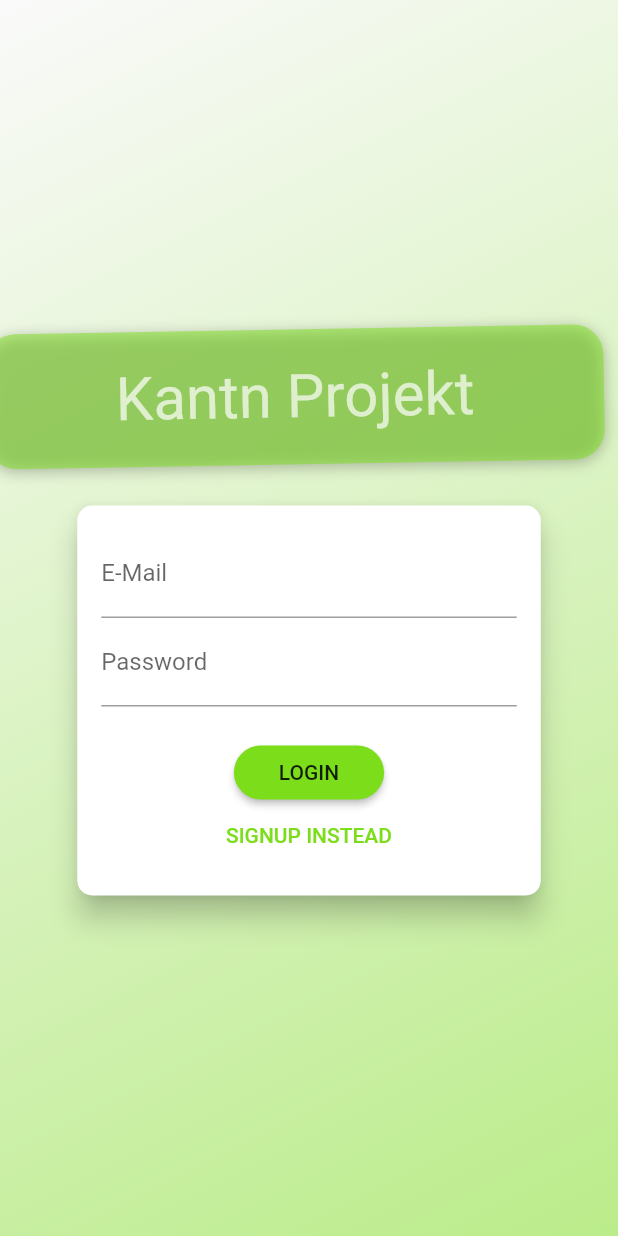
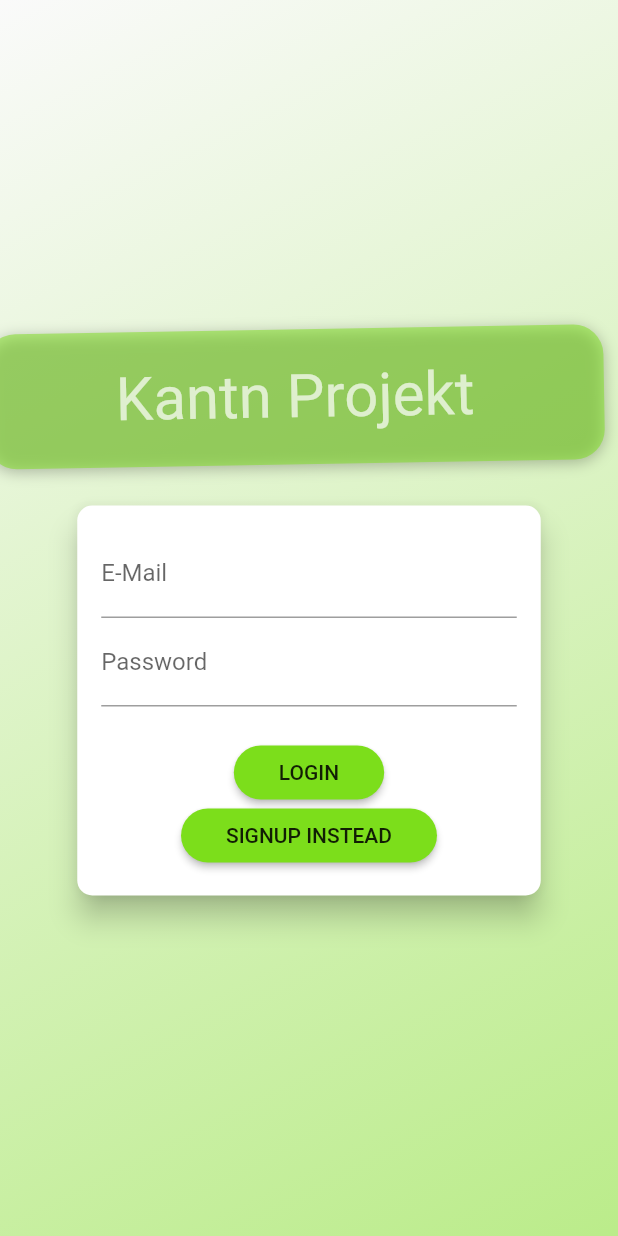
Before and after one commit to JoelGotsch/kantnprojekt, a Flutter app: the screen it shows after launch, on a phone screen of 412 x 824 dp. Run offline on Flutter 3.47's test engine with Material 2 defaults, Android fonts, the phone set to English and light mode, and no system bars; drawn by our look-alikes of pull_to_refresh; our stand-ins replace carousel_slider, dropdown_search, flutter_datetime_picker, font_awesome_flutter, shared_preferences, syncfusion_flutter_charts; Roboto replaces fonts that are missing (Anton).

```diff
--- a/lib/providers/challenge.dart
+++ b/lib/providers/challenge.dart
@@ -115,7 +115,6 @@ class ChallengeUser {
   Map<String, dynamic> toJson({int level = 0}) {
     // level 0: all, level 1: hash-compatible, level 2: headers (hash, latest_edit)
     Map<String, dynamic> helper = {};
-    Map<String, dynamic> returnMap = {};
 
     userWorkouts.forEach((key, value) {
       helper[key] = value.toJson();
--- a/lib/providers/challenges.dart
+++ b/lib/providers/challenges.dart
@@ -9,7 +9,6 @@ import 'package:shared_preferences/shared_preferences.dart';
 // import 'dart:collection'; // for linked hashmaps
 
 import '../misc/global_data.dart';
-import '../misc/functions.dart' as funcs;
 import 'challenge.dart';
 
 class Challenges with ChangeNotifier {
--- a/lib/providers/users.dart
+++ b/lib/providers/users.dart
@@ -1,6 +1,6 @@
 // contains all the workout data of users that participate in challenges with us
-import '../misc/functions.dart';
+// import '../misc/functions.dart';
 
-import 'workouts.dart';
+// import 'workouts.dart';
 
 //an option for later: store all the information of friends etc offline (workouts, username,..)
--- a/lib/providers/workout.dart
+++ b/lib/providers/workout.dart
@@ -1,12 +1,10 @@
 // import 'dart:ffi';
 import 'dart:convert';
-import 'dart:math';
 // import 'dart:html';
 // import 'dart:math' as math;
 import 'package:flutter/foundation.dart';
 
 import '../misc/functions.dart';
-import '../misc/exercise.dart';
 
 class Action {
   String actionId;
--- a/lib/views/auth_screen.dart
+++ b/lib/views/auth_screen.dart
@@ -116,7 +116,7 @@ class _AuthCardState extends State<AuthCard> {
         title: Text('An Error Occurred!'),
         content: Text(message),
         actions: <Widget>[
-          FlatButton(
+          TextButton(
             child: Text('Okay'),
             onPressed: () {
               Navigator.of(ctx).pop();
@@ -255,22 +255,34 @@ class _AuthCardState extends State<AuthCard> {
                 if (_isLoading)
                   CircularProgressIndicator()
                 else
-                  RaisedButton(
-                    child: Text(_authMode == AuthMode.Login ? 'LOGIN' : 'SIGN UP'),
+                  ElevatedButton(
                     onPressed: _submit,
-                    shape: RoundedRectangleBorder(
-                      borderRadius: BorderRadius.circular(30),
+                    style: ElevatedButton.styleFrom(
+                      primary: Theme.of(context).accentColor,
+                      padding: EdgeInsets.symmetric(horizontal: 30.0, vertical: 8.0),
+                      shape: new RoundedRectangleBorder(
+                        borderRadius: new BorderRadius.circular(30.0),
+                      ),
                     ),
-                    padding: EdgeInsets.symmetric(horizontal: 30.0, vertical: 8.0),
-                    color: Theme.of(context).primaryColor,
-                    textColor: Theme.of(context).primaryTextTheme.button.color,
+                    child: Text(
+                      _authMode == AuthMode.Login ? 'LOGIN' : 'SIGN UP',
+                      style: TextStyle(color: Theme.of(context).primaryTextTheme.button.color),
+                    ),
                   ),
-                FlatButton(
-                  child: Text('${_authMode == AuthMode.Login ? 'SIGNUP' : 'LOGIN'} INSTEAD'),
+                ElevatedButton(
                   onPressed: _switchAuthMode,
-                  padding: EdgeInsets.symmetric(horizontal: 30.0, vertical: 4),
-                  materialTapTargetSize: MaterialTapTargetSize.shrinkWrap,
-                  textColor: Theme.of(context).primaryColor,
+                  style: ElevatedButton.styleFrom(
+                    primary: Theme.of(context).accentColor,
+                    padding: EdgeInsets.symmetric(horizontal: 30.0, vertical: 4.0),
+                    tapTargetSize: MaterialTapTargetSize.shrinkWrap,
+                    shape: new RoundedRectangleBorder(
+                      borderRadius: new BorderRadius.circular(30.0),
+                    ),
+                  ),
+                  child: Text(
+                    '${_authMode == AuthMode.Login ? 'SIGNUP' : 'LOGIN'} INSTEAD',
+                    style: TextStyle(color: Theme.of(context).primaryTextTheme.button.color),
+                  ),
                 ),
               ],
             ),
--- a/lib/widgets/challenge_item.dart
+++ b/lib/widgets/challenge_item.dart
@@ -1,5 +1,4 @@
 import 'package:flutter/material.dart';
-import 'package:intl/intl.dart';
 import 'package:kantnprojekt/views/challenge_details.dart';
 
 import '../providers/challenge.dart' as ch;
```
Also changed, not shown: lib/providers/exercises.dart (+54 -36 lines), lib/views/challenge_new.dart (+12 -10 lines), lib/views/exercise_view.dart (+20 -1 lines), lib/widgets/exercise_item.dart (+29 -13 lines), lib/widgets/workout_item.dart (+7 -7 lines), pubspec.lock, 2 other files.
